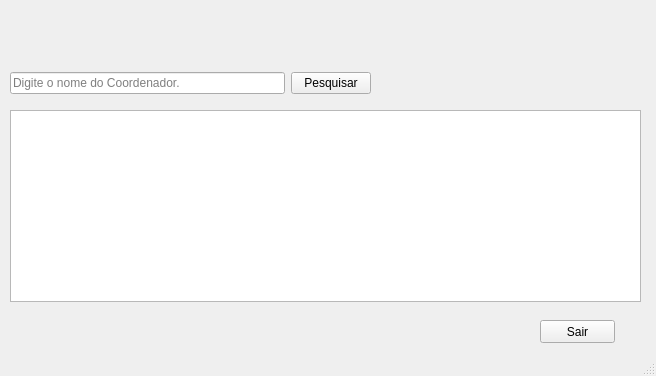
Old version of the form Uehara/Forms/consultar.ui in the repository UnPComp2013/Grupo3.
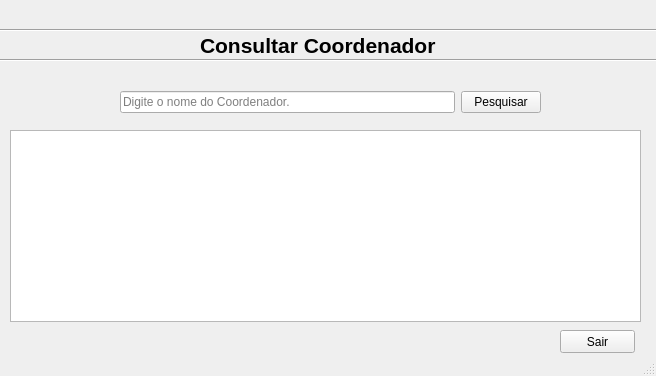
New version of the form.

```diff
--- a/Uehara/Forms/consultar.ui
+++ b/Uehara/Forms/consultar.ui
@@ -18,34 +18,18 @@
     <property name="geometry">
      <rect>
       <x>10</x>
-      <y>110</y>
+      <y>130</y>
       <width>631</width>
       <height>192</height>
      </rect>
     </property>
    </widget>
-   <widget class="QPushButton" name="SairCadastro">
+   <widget class="QWidget" name="layoutWidget">
     <property name="geometry">
      <rect>
-      <x>540</x>
-      <y>320</y>
-      <width>75</width>
-      <height>23</height>
-     </rect>
-    </property>
-    <property name="statusTip">
-     <string>Clique aqui para voltar ao menu principal.</string>
-    </property>
-    <property name="text">
-     <string>Sair</string>
-    </property>
-   </widget>
-   <widget class="QWidget" name="">
-    <property name="geometry">
-     <rect>
-      <x>10</x>
-      <y>71</y>
-      <width>361</width>
+      <x>120</x>
+      <y>90</y>
+      <width>421</width>
       <height>25</height>
      </rect>
     </property>
@@ -69,6 +53,68 @@
      </item>
     </layout>
    </widget>
+   <widget class="QLabel" name="label">
+    <property name="geometry">
+     <rect>
+      <x>200</x>
+      <y>30</y>
+      <width>261</width>
+      <height>31</height>
+     </rect>
+    </property>
+    <property name="font">
+     <font>
+      <pointsize>16</pointsize>
+      <weight>75</weight>
+      <bold>true</bold>
+     </font>
+    </property>
+    <property name="text">
+     <string>Consultar Coordenador</string>
+    </property>
+   </widget>
+   <widget class="Line" name="line">
+    <property name="geometry">
+     <rect>
+      <x>0</x>
+      <y>50</y>
+      <width>671</width>
+      <height>21</height>
+     </rect>
+    </property>
+    <property name="orientation">
+     <enum>Qt::Horizontal</enum>
+    </property>
+   </widget>
+   <widget class="Line" name="line_2">
+    <property name="geometry">
+     <rect>
+      <x>0</x>
+      <y>20</y>
+      <width>661</width>
+      <height>20</height>
+     </rect>
+    </property>
+    <property name="orientation">
+     <enum>Qt::Horizontal</enum>
+    </property>
+   </widget>
+   <widget class="QPushButton" name="SairCadastro">
+    <property name="geometry">
+     <rect>
+      <x>560</x>
+      <y>330</y>
+      <width>75</width>
+      <height>23</height>
+     </rect>
+    </property>
+    <property name="statusTip">
+     <string>Clique aqui para sair.</string>
+    </property>
+    <property name="text">
+     <string>Sair</string>
+    </property>
+   </widget>
   </widget>
   <widget class="QStatusBar" name="statusbar"/>
  </widget>
```
